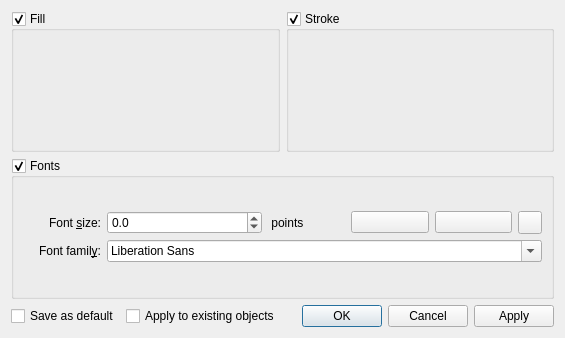
The window that src/libkstapp/themedialog.ui (Kst-plot/kst) describes before a commit, drawn with Qt 5.
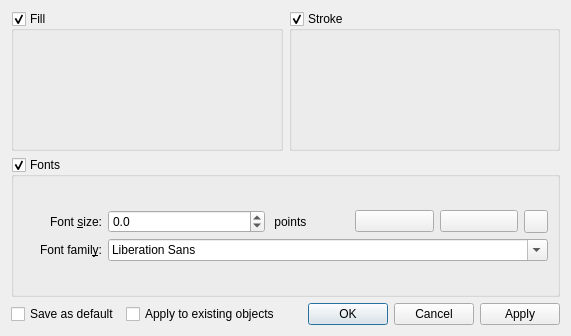
The same window after the commit. Custom widgets are drawn as their Qt base class.

```diff
--- a/src/libkstapp/themedialog.ui
+++ b/src/libkstapp/themedialog.ui
@@ -6,8 +6,8 @@
    <rect>
     <x>0</x>
     <y>0</y>
-    <width>565</width>
-    <height>338</height>
+    <width>571</width>
+    <height>336</height>
    </rect>
   </property>
   <layout class="QVBoxLayout" name="verticalLayout">
```
Left out of the diff: 4 changed lines with no effect on the pictures.
